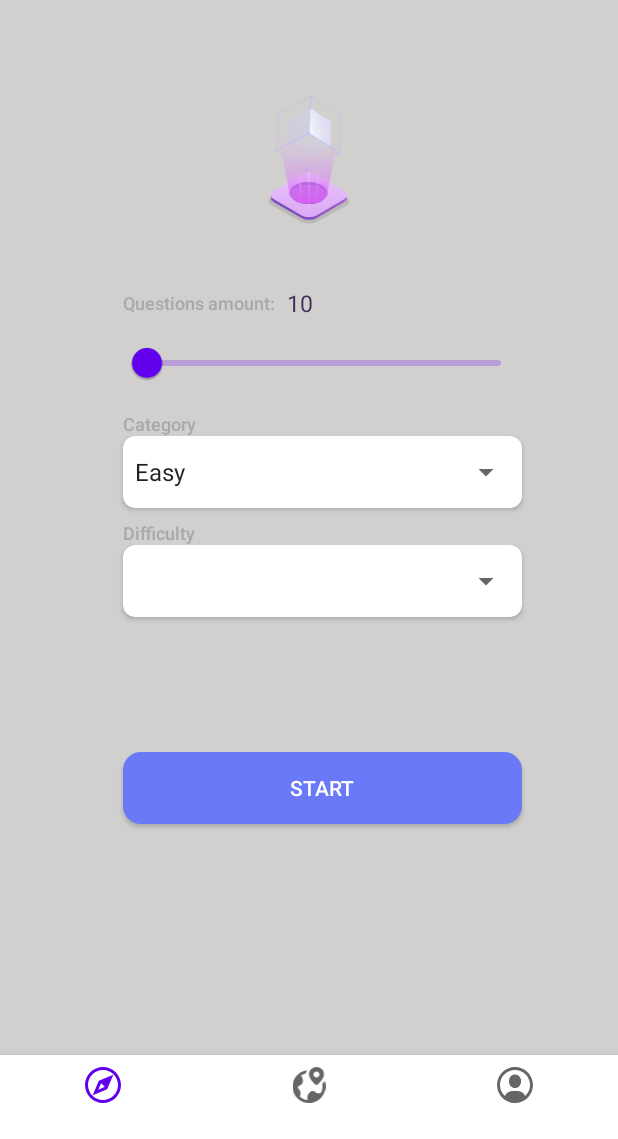
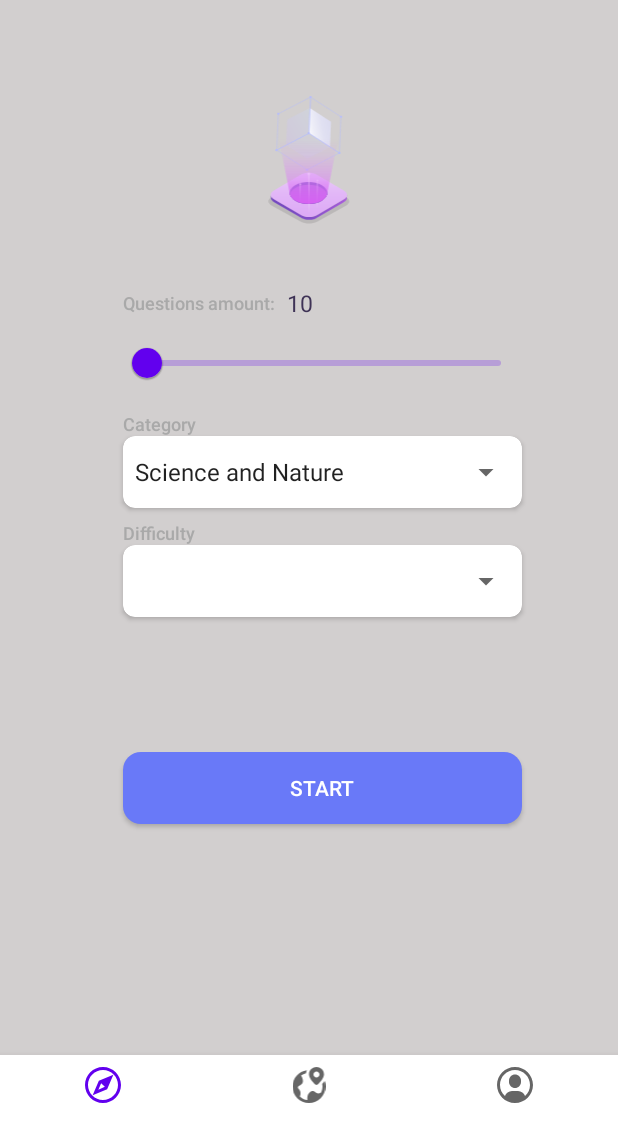
Before and after one commit to kymko/QuizApp, an Android app: the screen it shows after launch (MainActivity), on a phone screen of 412 x 824 dp, the part 97-1236 px from its top. Run offline under Robolectric (Android 15) with nearby library versions, the phone set to English and light mode, and no system bars; our stand-ins replace navigation-ui; Roboto replaces fonts that are not available here.

Commit message:
работает спиннер

```diff
--- a/app/src/main/AndroidManifest.xml
+++ b/app/src/main/AndroidManifest.xml
@@ -8,6 +8,7 @@
         android:label="@string/app_name"
         android:roundIcon="@mipmap/ic_launcher_round"
         android:supportsRtl="true"
+        android:name=".App"
         android:theme="@style/Theme.QuizApp">
         <activity
             android:name=".ui.activities.MainActivity"
--- a/app/src/main/java/com/example/quizapp/remote/QuizApi.kt
+++ b/app/src/main/java/com/example/quizapp/remote/QuizApi.kt
@@ -12,6 +12,7 @@ interface QuizApi {
         @Query("amount") amount: Int,
         @Query("category") category: Int,
         @Query("difficulty") difficulty: String
-    ): Response<QuizResponse.Result>
+    ): Response<QuizResponse>
 
 }
+//https://opentdb.com/api.php?amount=10&category=23&difficulty=medium
--- a/app/src/main/java/com/example/quizapp/ui/activities/MainActivity.kt
+++ b/app/src/main/java/com/example/quizapp/ui/activities/MainActivity.kt
@@ -1,5 +1,6 @@
 package com.example.quizapp.ui.activities
 
+import android.util.Log
 import android.view.LayoutInflater
 import androidx.lifecycle.ViewModelProvider
 import androidx.navigation.fragment.NavHostFragment
@@ -14,8 +15,7 @@ import org.koin.androidx.viewmodel.ext.android.viewModel
 
 class MainActivity : BaseActivity<ActivityMainBinding>() {
 
-//    private val viewModel: QuizViewModel by viewModel()
-    private lateinit var viewModel: QuizViewModel
+   private val viewModel: QuizViewModel by viewModel()
 
     override fun setupUI() {
 
@@ -29,14 +29,6 @@ class MainActivity : BaseActivity<ActivityMainBinding>() {
 
     override fun setupLiveData() {
 
-        viewModel = ViewModelProvider(this).get(QuizViewModel::class.java)
-
-//        viewModel.getAllQuestions().observe(this,{
-//
-//            it.data?.category
-//
-//        })
-
     }
 
     override fun inflateBinding(from: LayoutInflater): ActivityMainBinding {
--- a/app/src/main/java/com/example/quizapp/ui/fragments/quiz/QuizFragment.kt
+++ b/app/src/main/java/com/example/quizapp/ui/fragments/quiz/QuizFragment.kt
@@ -5,6 +5,7 @@ import android.util.Log
 import android.view.LayoutInflater
 import android.view.View
 import android.view.ViewGroup
+import android.widget.AdapterView
 import android.widget.ArrayAdapter
 import androidx.fragment.app.Fragment
 import androidx.lifecycle.ViewModelProvider
@@ -12,10 +13,12 @@ import com.example.quizapp.R
 import com.example.quizapp.databinding.FragmentQuizBinding
 import org.koin.androidx.viewmodel.ext.android.viewModel
 
-class QuizFragment : Fragment() {
+class QuizFragment : Fragment(), AdapterView.OnItemSelectedListener {
 
     private lateinit var binding: FragmentQuizBinding
-    private var viewModel: QuizViewModel? = null
+    private val viewModel: QuizViewModel by viewModel()
+    private var category: Int = 0
+    private var difficulty: String = ""
 
     override fun onCreateView(
         inflater: LayoutInflater,
@@ -29,19 +32,53 @@ class QuizFragment : Fragment() {
     override fun onViewCreated(view: View, savedInstanceState: Bundle?) {
         super.onViewCreated(view, savedInstanceState)
 
-//        viewModel = ViewModelProvider(requireActivity()).get(QuizViewModel::class.java)
-
-//        viewModel?.getAllQuestions()?.observe(requireActivity(),{
-//            Log.d("tag",it.data?.category.toString())
-//        })
-
         ArrayAdapter.createFromResource(
-            requireContext(), R.array.planets_array, android.R.layout.simple_spinner_item
+            requireContext(), R.array.category, android.R.layout.simple_spinner_item
         ).also { adapter ->
             adapter.setDropDownViewResource(android.R.layout.simple_spinner_dropdown_item)
             binding.spinner.adapter = adapter
+            binding.spinner.onItemSelectedListener = this
+        }
+
+//        ArrayAdapter.createFromResource(
+//            requireContext(), R.array.difficulty, android.R.layout.simple_spinner_item
+//        ).also { adapter ->
+//            adapter.setDropDownViewResource(android.R.layout.simple_spinner_dropdown_item)
+//            binding.spinner2.adapter = adapter
+//            binding.spinner.onItemSelectedListener = this
+//        }
+
+
+        binding.btnStart.setOnClickListener {
+
+            viewModel.getAllQuestions(10, category, "easy").observe(requireActivity(), {
+
+                Log.d("tag", it.data?.results?.get(0)?.question.toString())
+
+            })
+
+        }
+
+    }
+
+    override fun onItemSelected(parent: AdapterView<*>?, view: View?, position: Int, id: Long) {
+        when (position) {
+            0 -> category = 10
+            1 -> category = 18
+            2 -> category = 19
+            3 -> category = 20
+            4 -> category = 21
+            5 -> category = 22
+            6 -> category = 23
+            7 -> category = 24
+            8 -> category = 25
+            9 -> category = 26
+            10 -> category = 27
         }
     }
 
+    override fun onNothingSelected(parent: AdapterView<*>?) {
+        TODO("Not yet implemented")
+    }
 
 }
--- a/app/src/main/java/com/example/quizapp/ui/fragments/quiz/QuizViewModel.kt
+++ b/app/src/main/java/com/example/quizapp/ui/fragments/quiz/QuizViewModel.kt
@@ -8,8 +8,8 @@ import com.example.youtubeapi.core.network.Resource
 
 class QuizViewModel(private val repository:Repository) : ViewModel() {
 
-    fun getAllQuestions():LiveData<Resource<QuizResponse.Result>>{
-        return repository.getAllQuestions()
+    fun getAllQuestions(amount:Int,category: Int,difficulty:String):LiveData<Resource<QuizResponse>>{
+        return repository.getAllQuestions(amount,category,difficulty)
     }
 
 }
--- a/app/src/main/java/com/example/quizapp/ui/repository/Repository.kt
+++ b/app/src/main/java/com/example/quizapp/ui/repository/Repository.kt
@@ -12,10 +12,10 @@ class Repository {
 
     private var quizApi: QuizApi = RetrofitClient.create()
 
-    fun getAllQuestions(): LiveData<Resource<QuizResponse.Result>> = liveData(Dispatchers.IO) {
+    fun getAllQuestions(amount:Int,category:Int,difficulty:String): LiveData<Resource<QuizResponse>> = liveData(Dispatchers.IO) {
         emit(Resource.loading(null))
 
-        val response = quizApi.getQuestions(10, 27, "easy")
+        val response = quizApi.getQuestions(amount, category, difficulty)
 
         emit(
             if (response.isSuccessful)
--- a/app/src/main/res/layout/fragment_quiz.xml
+++ b/app/src/main/res/layout/fragment_quiz.xml
@@ -104,6 +104,7 @@
     </androidx.cardview.widget.CardView>
 
     <androidx.appcompat.widget.AppCompatButton
+        android:id="@+id/btn_start"
         android:layout_width="match_parent"
         android:layout_height="wrap_content"
         android:layout_below="@+id/cardView_container_spinner_2"
--- a/app/src/main/res/values/arrays.xml
+++ b/app/src/main/res/values/arrays.xml
@@ -1,8 +1,21 @@
 <?xml version="1.0" encoding="utf-8"?>
 <resources>
-    <string-array name="planets_array">
+    <string-array name="difficulty">
         <item>Easy</item>
         <item>Medium</item>
         <item>Hard</item>
         String</string-array>
+
+    <string-array name="category">
+        <item>Science and Nature</item>
+        <item>Science:Computers</item>
+        <item>Science:Mathematics</item>
+        <item>Mythology</item>
+        <item>Sports</item>
+        <item>Geography</item>
+        <item>History</item>
+        <item>Politics</item>
+        <item>Art</item>
+        <item>Animals</item>
+    </string-array>
 </resources>
```
